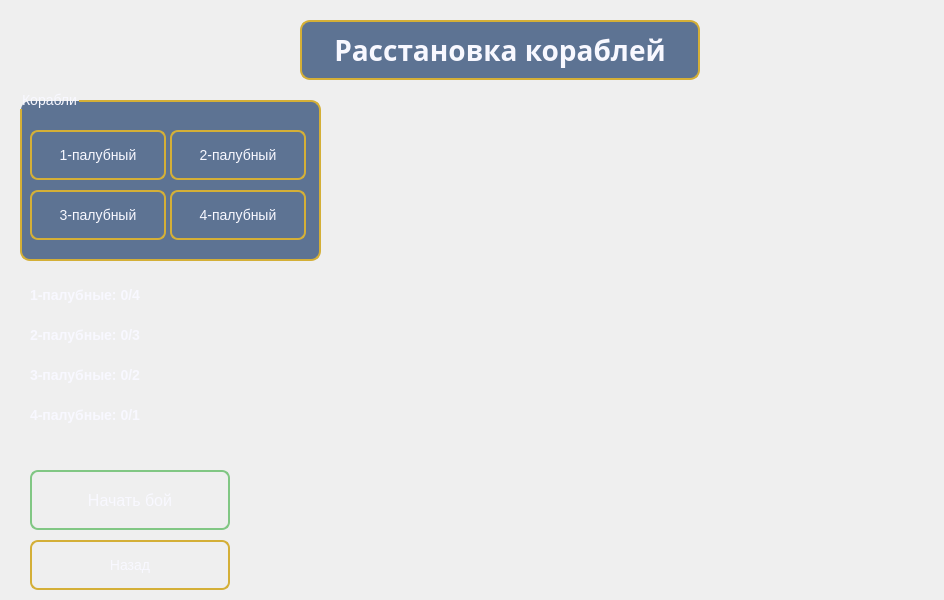
Qt form shipplacementwindow.ui (oldFiSt/Sea_Battle) before a commit.
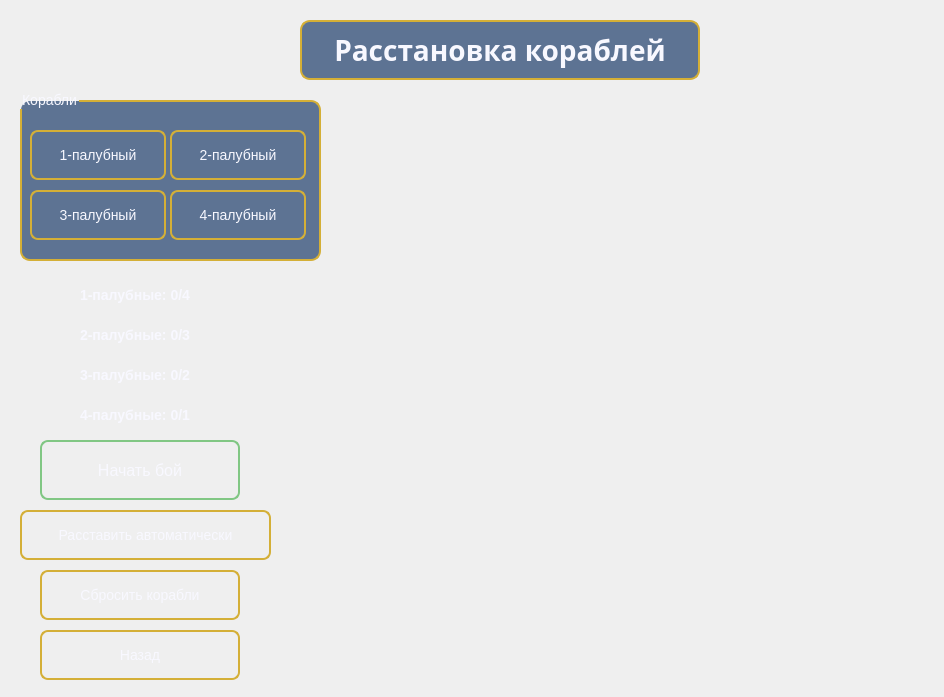
The same form after that commit.

The edit to the form file:
```diff
--- a/shipplacementwindow.ui
+++ b/shipplacementwindow.ui
@@ -7,7 +7,7 @@
     <x>0</x>
     <y>0</y>
     <width>944</width>
-    <height>600</height>
+    <height>697</height>
    </rect>
   </property>
   <property name="windowTitle">
@@ -215,7 +215,7 @@
   <widget class="QLabel" name="labelShip1Count">
    <property name="geometry">
     <rect>
-     <x>30</x>
+     <x>80</x>
      <y>280</y>
      <width>200</width>
      <height>30</height>
@@ -228,7 +228,7 @@
   <widget class="QLabel" name="labelShip2Count">
    <property name="geometry">
     <rect>
-     <x>30</x>
+     <x>80</x>
      <y>320</y>
      <width>200</width>
      <height>30</height>
@@ -241,7 +241,7 @@
   <widget class="QLabel" name="labelShip3Count">
    <property name="geometry">
     <rect>
-     <x>30</x>
+     <x>80</x>
      <y>360</y>
      <width>200</width>
      <height>30</height>
@@ -254,7 +254,7 @@
   <widget class="QLabel" name="labelShip4Count">
    <property name="geometry">
     <rect>
-     <x>30</x>
+     <x>80</x>
      <y>400</y>
      <width>200</width>
      <height>30</height>
@@ -267,10 +267,10 @@
   <widget class="QWidget" name="gridLayoutWidget">
    <property name="geometry">
     <rect>
-     <x>360</x>
+     <x>339</x>
      <y>100</y>
-     <width>550</width>
-     <height>471</height>
+     <width>591</width>
+     <height>541</height>
     </rect>
    </property>
    <layout class="QGridLayout" name="gridLayoutField">
@@ -282,8 +282,8 @@
   <widget class="QPushButton" name="btnStartBattle">
    <property name="geometry">
     <rect>
-     <x>30</x>
-     <y>470</y>
+     <x>40</x>
+     <y>440</y>
      <width>200</width>
      <height>60</height>
     </rect>
@@ -295,8 +295,8 @@
   <widget class="QPushButton" name="btnBackToMainMenu">
    <property name="geometry">
     <rect>
-     <x>30</x>
-     <y>540</y>
+     <x>40</x>
+     <y>630</y>
      <width>200</width>
      <height>50</height>
     </rect>
@@ -305,6 +305,32 @@
     <string>Назад</string>
    </property>
   </widget>
+  <widget class="QPushButton" name="btnResetShips">
+   <property name="geometry">
+    <rect>
+     <x>40</x>
+     <y>570</y>
+     <width>200</width>
+     <height>50</height>
+    </rect>
+   </property>
+   <property name="text">
+    <string>Сбросить корабли</string>
+   </property>
+  </widget>
+  <widget class="QPushButton" name="btnAutoPlaceShips">
+   <property name="geometry">
+    <rect>
+     <x>20</x>
+     <y>510</y>
+     <width>251</width>
+     <height>50</height>
+    </rect>
+   </property>
+   <property name="text">
+    <string>Расставить автоматически</string>
+   </property>
+  </widget>
  </widget>
  <resources/>
  <connections/>
```
Left out of the diff: 25 changed lines with no effect on the pictures.
